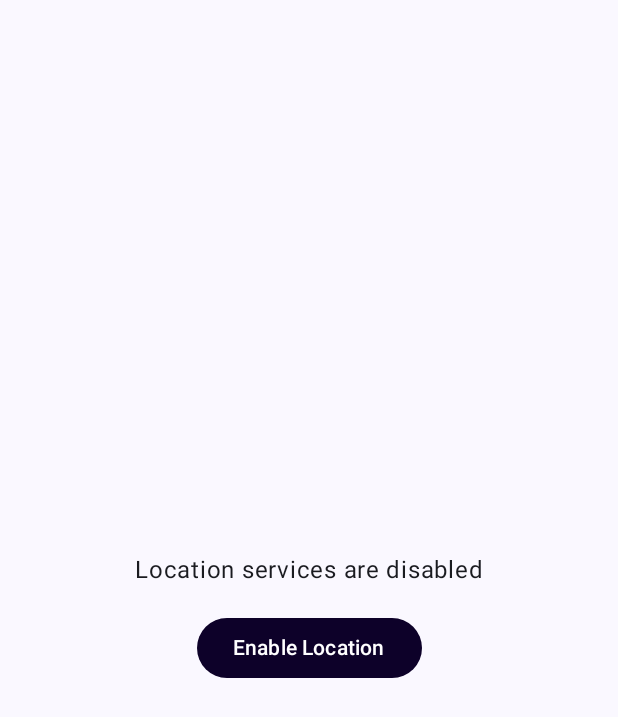
After one commit to eslamelsayed010/Weather-App, an Android app built with Jetpack Compose: the composable LocationServicesDisabled shown on its own in the app's theme, on a phone screen of 412 x 824 dp. The commit adds this screen. Shown: the top 717 px of the screen. Run offline under Robolectric (Android 15) with nearby library versions, the phone set to English and light mode, and no system bars; our stand-ins replace Timber.

Commit message:
refactor MainActivity

```diff
--- /dev/null
+++ b/Weather App/app/src/main/java/com/example/weatherapp/features/main/views/LocationServicesDisabled.kt
@@ -0,0 +1,35 @@
+package com.example.weatherapp.features.main.views
+
+import androidx.compose.foundation.layout.Arrangement
+import androidx.compose.foundation.layout.Column
+import androidx.compose.foundation.layout.Spacer
+import androidx.compose.foundation.layout.fillMaxSize
+import androidx.compose.foundation.layout.height
+import androidx.compose.material3.Button
+import androidx.compose.material3.ButtonDefaults
+import androidx.compose.material3.Text
+import androidx.compose.runtime.Composable
+import androidx.compose.ui.Alignment
+import androidx.compose.ui.Modifier
+import androidx.compose.ui.unit.dp
+import com.example.weatherapp.core.AppColors
+
+@Composable
+fun LocationServicesDisabled(onEnableLocation: () -> Unit) {
+    Column(
+        modifier = Modifier.fillMaxSize(),
+        horizontalAlignment = Alignment.CenterHorizontally,
+        verticalArrangement = Arrangement.Center
+    ) {
+        Text("Location services are disabled")
+        Spacer(modifier = Modifier.height(16.dp))
+        Button(
+            onClick = onEnableLocation,
+            colors = ButtonDefaults.buttonColors(
+                containerColor = AppColors.BackgroundColor
+            )
+        ) {
+            Text("Enable Location")
+        }
+    }
+}
```
Also changed, not shown: Weather App/app/src/main/assets/permission.json (added, +1 -0 lines), Weather App/app/src/main/java/com/example/weatherapp/MainActivity.kt (+19 -42 lines), Weather App/app/src/main/java/com/example/weatherapp/features/main/views/LocationPermissionNeeded.kt (added, +35 -0 lines).
